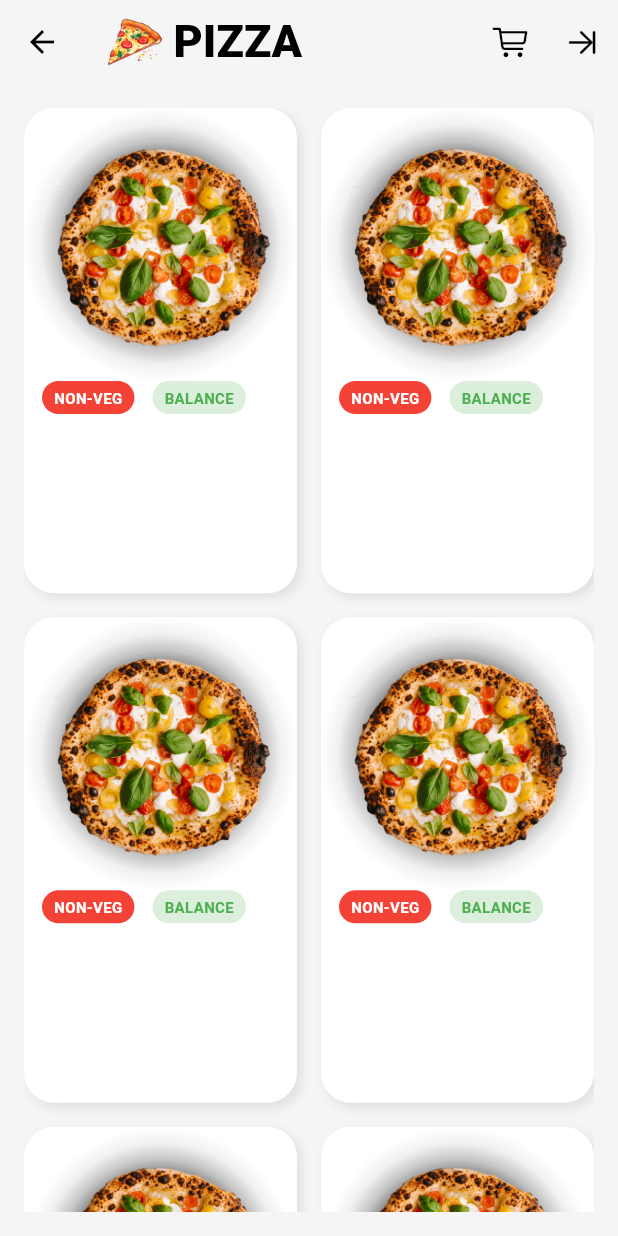
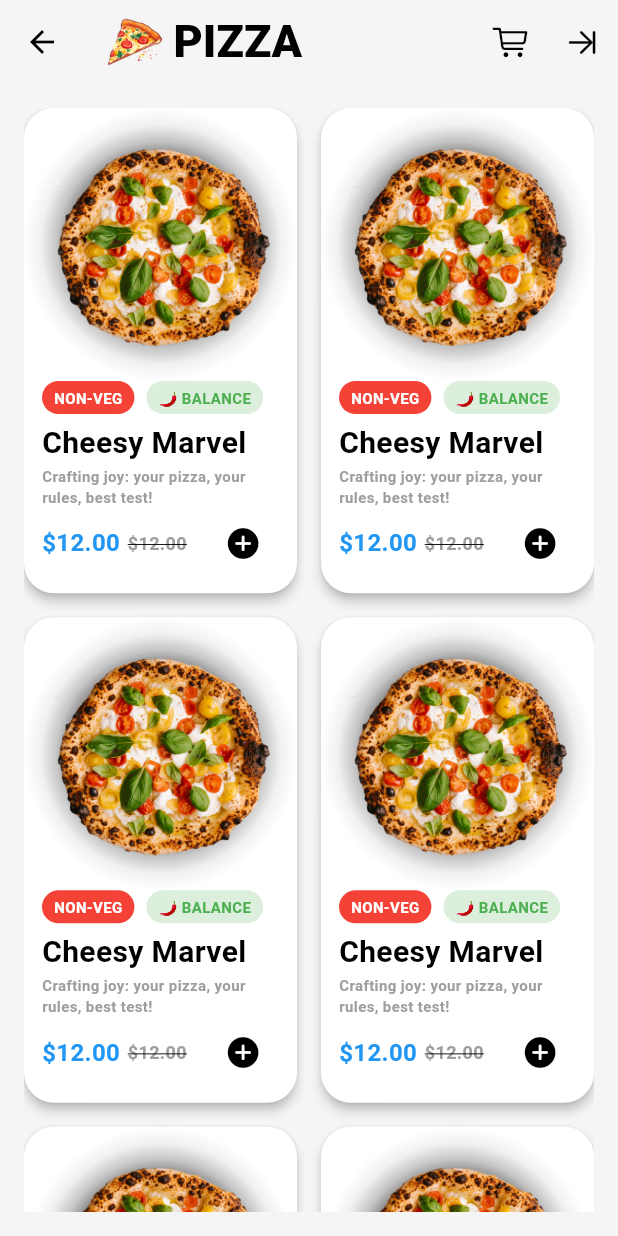
Before and after one commit to OMARALSAIED/pizza-app, a Flutter app: the HomeScreen screen opened directly, on a phone screen of 412 x 824 dp. Run offline on Flutter 3.47's test engine with Material 3 defaults, Android fonts, the phone set to English and light mode, and no system bars; our stand-ins replace bloc, cloud_firestore, equatable, firebase_auth, firebase_core, flutter_bloc and 2 more; accounts and stored records are empty.

Commit message:
home screen done

```diff
--- a/lib/constants/colors.dart
+++ b/lib/constants/colors.dart
@@ -2,3 +2,7 @@
 import 'package:flutter/material.dart';
 
 const Color kblack=Colors.black;
+const Color kwhite=Colors.white;
+const Color kred=Colors.red;
+const Color kgreen=Colors.green;
+const Color kgrey=Colors.grey;
--- a/lib/screens/home/view/home_screen.dart
+++ b/lib/screens/home/view/home_screen.dart
@@ -1,8 +1,10 @@
 import 'package:flutter/cupertino.dart';
 import 'package:flutter/material.dart';
 import 'package:flutter_bloc/flutter_bloc.dart';
+import 'package:pizza/constants/colors.dart';
 import 'package:pizza/helpers/app_images.dart';
 import 'package:pizza/screens/auth/blocs/sign_in_bloc/sign_in_bloc.dart';
+import 'package:pizza/screens/home/view/detailes_screen.dart';
 
 class HomeScreen extends StatelessWidget {
   const HomeScreen({super.key});
@@ -47,17 +49,22 @@ class HomeScreen extends StatelessWidget {
                 childAspectRatio: 9 / 16),
             itemCount: 8,
             itemBuilder: (context, i) {
-              return Container(
-                decoration: BoxDecoration(
+              return Material(
+                elevation: 3,
+                color: kwhite,
+                shape: RoundedRectangleBorder(
+                    borderRadius: BorderRadius.circular(20)),
+                child: InkWell(
                   borderRadius: BorderRadius.circular(20),
-                    color: Colors.white,
-                    boxShadow: [
-                      BoxShadow(
-                          offset: const Offset(3, 3),
-                          color: Colors.grey.shade300,
-                          blurRadius: 5)
-                    ]),
+                  onTap: () {
+                    Navigator.push(
+                        context,
+                        MaterialPageRoute<void>(
+                          builder: (BuildContext context) => DetailesScreen(),
+                        ));
+                  },
                   child: Column(
+                    crossAxisAlignment: CrossAxisAlignment.start,
                     children: [
                       Image.asset(AppImages.pizza),
                       Padding(
@@ -67,7 +74,7 @@ class HomeScreen extends StatelessWidget {
                             Container(
                               decoration: BoxDecoration(
                                   borderRadius: BorderRadius.circular(30),
-                                color: Colors.red),
+                                  color: kred),
                               child: const Padding(
                                 padding: EdgeInsets.symmetric(
                                     vertical: 4, horizontal: 8),
@@ -81,7 +88,7 @@ class HomeScreen extends StatelessWidget {
                               ),
                             ),
                             const SizedBox(
-                            width: 12,
+                              width: 8,
                             ),
                             Container(
                               decoration: BoxDecoration(
@@ -91,7 +98,7 @@ class HomeScreen extends StatelessWidget {
                                 padding: EdgeInsets.symmetric(
                                     vertical: 4, horizontal: 8),
                                 child: Text(
-                                "BALANCE",
+                                  "🌶️ BALANCE",
                                   style: TextStyle(
                                       color: Colors.green,
                                       fontSize: 10,
@@ -101,8 +108,63 @@ class HomeScreen extends StatelessWidget {
                             )
                           ],
                         ),
-                    )
+                      ),
+                      const SizedBox(
+                        height: 5,
+                      ),
+                      const Padding(
+                        padding: EdgeInsets.symmetric(horizontal: 12),
+                        child: Text(
+                          "Cheesy Marvel",
+                          style: TextStyle(
+                              fontSize: 20, fontWeight: FontWeight.bold),
+                        ),
+                      ),
+                      const Padding(
+                        padding: EdgeInsets.symmetric(horizontal: 12),
+                        child: Text(
+                          "Crafting joy: your pizza, your rules, best test!",
+                          style: TextStyle(
+                              fontSize: 10,
+                              fontWeight: FontWeight.bold,
+                              color: Colors.grey),
+                        ),
+                      ),
+                      Padding(
+                          padding: EdgeInsets.symmetric(horizontal: 12),
+                          child: Row(
+                            mainAxisAlignment: MainAxisAlignment.spaceBetween,
+                            children: [
+                              Row(
+                                children: [
+                                  Text(
+                                    "\$12.00",
+                                    style: TextStyle(
+                                        fontSize: 16,
+                                        fontWeight: FontWeight.bold,
+                                        color: Theme.of(context).primaryColor),
+                                  ),
+                                  const SizedBox(
+                                    width: 5,
+                                  ),
+                                  const Text(
+                                    "\$12.00",
+                                    style: TextStyle(
+                                        fontSize: 12,
+                                        fontWeight: FontWeight.bold,
+                                        color: Colors.grey,
+                                        decoration: TextDecoration.lineThrough),
+                                  ),
                                 ],
+                              ),
+                              IconButton(
+                                  onPressed: () {},
+                                  icon: const Icon(
+                                      CupertinoIcons.add_circled_solid))
+                            ],
+                          )),
+                    ],
+                  ),
                 ),
               );
             }),
```
Also changed, not shown: lib/components/macro.dart (added, +40 -0 lines), lib/screens/home/view/detailes_screen.dart (added, +118 -0 lines). Lines whose indentation alone changed are shown as unchanged.
